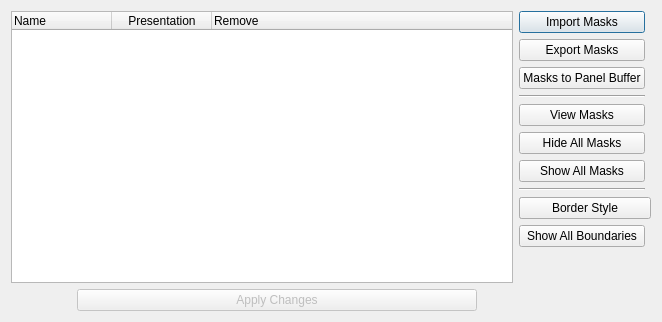
Above: hexrdgui/resources/ui/mask_manager_dialog.ui from HEXRD/hexrdgui before the change. Below: the same form after it.
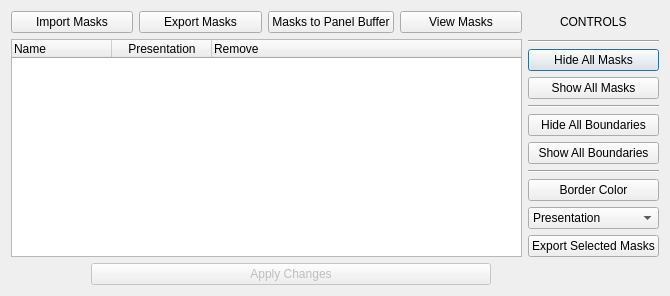
That is the form after the change.

Commit message: Rearrange buttons in mask manager dialog

The edit to the form file:
```diff
--- a/hexrdgui/resources/ui/mask_manager_dialog.ui
+++ b/hexrdgui/resources/ui/mask_manager_dialog.ui
@@ -9,138 +9,113 @@
    <rect>
     <x>0</x>
     <y>0</y>
-    <width>662</width>
-    <height>322</height>
+    <width>670</width>
+    <height>296</height>
    </rect>
   </property>
   <property name="windowTitle">
    <string>Mask Management</string>
   </property>
   <layout class="QGridLayout" name="gridLayout">
-   <item row="0" column="0" rowspan="11">
-    <widget class="QTreeWidget" name="masks_tree">
-     <property name="minimumSize">
-      <size>
-       <width>500</width>
-       <height>0</height>
-      </size>
-     </property>
-     <property name="contextMenuPolicy">
-      <enum>Qt::CustomContextMenu</enum>
-     </property>
-     <property name="editTriggers">
-      <set>QAbstractItemView::DoubleClicked</set>
-     </property>
-     <property name="alternatingRowColors">
-      <bool>true</bool>
-     </property>
-     <property name="selectionMode">
-      <enum>QAbstractItemView::ExtendedSelection</enum>
-     </property>
-     <property name="selectionBehavior">
-      <enum>QAbstractItemView::SelectRows</enum>
-     </property>
-     <property name="sortingEnabled">
-      <bool>false</bool>
-     </property>
-     <column>
+   <item row="1" column="1" rowspan="2">
+    <layout class="QVBoxLayout" name="verticalLayout">
+     <item alignment="Qt::AlignHCenter|Qt::AlignVCenter">
+      <widget class="QLabel" name="controls_label">
       <property name="text">
-       <string>Name</string>
-      </property>
-     </column>
-     <column>
-      <property name="text">
-       <string>Presentation</string>
-      </property>
-      <property name="textAlignment">
-       <set>AlignCenter</set>
-      </property>
-     </column>
-     <column>
-      <property name="text">
-       <string>Remove</string>
-      </property>
-     </column>
-    </widget>
-   </item>
-   <item row="0" column="1">
-    <widget class="QPushButton" name="import_masks">
-     <property name="text">
-      <string>Import Masks</string>
-     </property>
-    </widget>
-   </item>
-   <item row="1" column="1">
-    <widget class="QPushButton" name="export_masks">
-     <property name="text">
-      <string>Export Masks</string>
-     </property>
-    </widget>
-   </item>
-   <item row="2" column="1">
-    <widget class="QPushButton" name="panel_buffer">
-     <property name="text">
-      <string>Masks to Panel Buffer</string>
-     </property>
-    </widget>
-   </item>
-   <item row="3" column="1">
+        <string>CONTROLS</string>
+       </property>
+      </widget>
+     </item>
+     <item>
     <widget class="Line" name="line">
      <property name="orientation">
       <enum>Qt::Horizontal</enum>
      </property>
     </widget>
    </item>
-   <item row="4" column="1">
-    <widget class="QPushButton" name="view_masks">
-     <property name="text">
-      <string>View Masks</string>
-     </property>
-    </widget>
-   </item>
-   <item row="5" column="1">
+     <item>
     <widget class="QPushButton" name="hide_all_masks">
      <property name="text">
       <string>Hide All Masks</string>
      </property>
     </widget>
    </item>
-   <item row="6" column="1">
+     <item>
     <widget class="QPushButton" name="show_all_masks">
      <property name="text">
       <string>Show All Masks</string>
      </property>
     </widget>
    </item>
-   <item row="7" column="1">
+     <item>
     <widget class="Line" name="line_2">
      <property name="orientation">
       <enum>Qt::Horizontal</enum>
      </property>
     </widget>
    </item>
-   <item row="8" column="1">
+     <item>
     <widget class="QPushButton" name="hide_all_boundaries">
      <property name="text">
       <string>Hide All Boundaries</string>
      </property>
     </widget>
    </item>
-   <item row="9" column="1">
+     <item>
     <widget class="QPushButton" name="show_all_boundaries">
      <property name="text">
       <string>Show All Boundaries</string>
      </property>
     </widget>
    </item>
-   <item row="8" column="1" colspan="2">
-    <widget class="QPushButton" name="border_style">
+     <item>
+      <widget class="Line" name="line_3">
+       <property name="orientation">
+        <enum>Qt::Horizontal</enum>
+       </property>
+      </widget>
+     </item>
+     <item>
+      <widget class="QPushButton" name="border_color">
      <property name="text">
-      <string>Border Style</string>
+        <string>Border Color</string>
      </property>
     </widget>
    </item>
-   <item row="11" column="0" colspan="2">
+     <item>
+      <widget class="QComboBox" name="presentaion_selection">
+       <item>
+        <property name="text">
+         <string>Presentation</string>
+        </property>
+       </item>
+       <item>
+        <property name="text">
+         <string>Visible</string>
+        </property>
+       </item>
+       <item>
+        <property name="text">
+         <string>Border</string>
+        </property>
+       </item>
+       <item>
+        <property name="text">
+         <string>Visible + Border</string>
+        </property>
+       </item>
+      </widget>
+     </item>
+     <item>
+      <widget class="QPushButton" name="export_selected">
+       <property name="text">
+        <string>Export Selected Masks</string>
+       </property>
+      </widget>
+     </item>
+    </layout>
+   </item>
+   <item row="3" column="0" colspan="2">
     <layout class="QHBoxLayout" name="horizontalLayout">
      <item>
       <widget class="QDialogButtonBox" name="button_box">
@@ -189,6 +164,84 @@
      </item>
     </layout>
    </item>
+   <item row="1" column="0">
+    <layout class="QHBoxLayout" name="horizontalLayout_2">
+     <item>
+      <widget class="QPushButton" name="import_masks">
+       <property name="text">
+        <string>Import Masks</string>
+       </property>
+      </widget>
+     </item>
+     <item>
+      <widget class="QPushButton" name="export_masks">
+       <property name="text">
+        <string>Export Masks</string>
+       </property>
+      </widget>
+     </item>
+     <item>
+      <widget class="QPushButton" name="panel_buffer">
+       <property name="text">
+        <string>Masks to Panel Buffer</string>
+       </property>
+      </widget>
+     </item>
+     <item>
+      <widget class="QPushButton" name="view_masks">
+       <property name="text">
+        <string>View Masks</string>
+       </property>
+      </widget>
+     </item>
+    </layout>
+   </item>
+   <item row="2" column="0">
+    <widget class="QTreeWidget" name="masks_tree">
+     <property name="minimumSize">
+      <size>
+       <width>500</width>
+       <height>0</height>
+      </size>
+     </property>
+     <property name="contextMenuPolicy">
+      <enum>Qt::CustomContextMenu</enum>
+     </property>
+     <property name="editTriggers">
+      <set>QAbstractItemView::DoubleClicked</set>
+     </property>
+     <property name="alternatingRowColors">
+      <bool>true</bool>
+     </property>
+     <property name="selectionMode">
+      <enum>QAbstractItemView::ExtendedSelection</enum>
+     </property>
+     <property name="selectionBehavior">
+      <enum>QAbstractItemView::SelectRows</enum>
+     </property>
+     <property name="sortingEnabled">
+      <bool>false</bool>
+     </property>
+     <column>
+      <property name="text">
+       <string>Name</string>
+      </property>
+     </column>
+     <column>
+      <property name="text">
+       <string>Presentation</string>
+      </property>
+      <property name="textAlignment">
+       <set>AlignCenter</set>
+      </property>
+     </column>
+     <column>
+      <property name="text">
+       <string>Remove</string>
+      </property>
+     </column>
+    </widget>
+   </item>
   </layout>
  </widget>
  <tabstops>
```
Left out of the diff: 6 changed lines with no effect on the pictures. Lines whose indentation alone changed are shown as unchanged.
